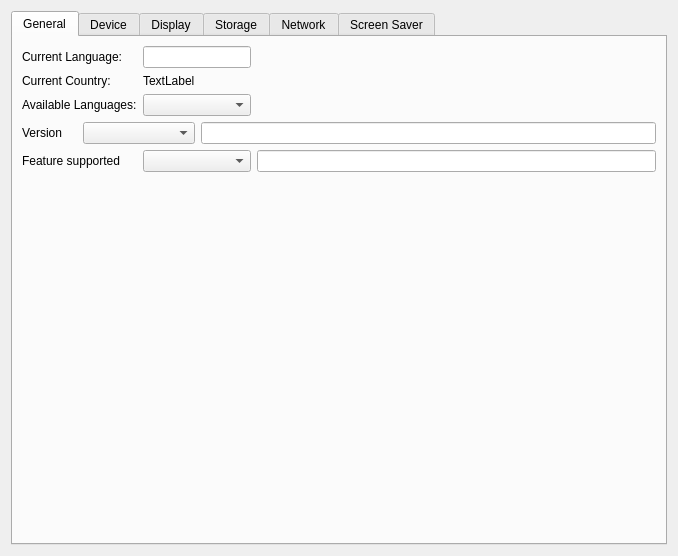
First picture: the form in examples/sysinfo/dialog.ui, repository qtproject/qt-mobility, before the edit.
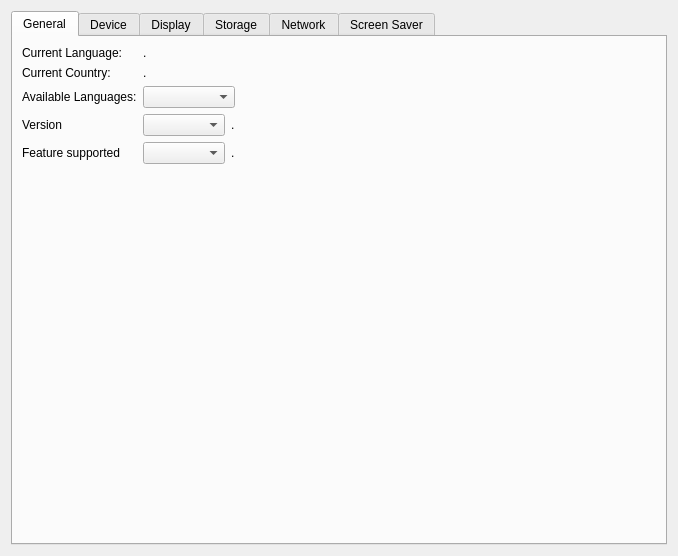
Second picture: the form after the edit. Icons and pictures are not drawn.

Commit message: convert to labels. editline not needed

The edit to the form file:
```diff
--- a/examples/sysinfo/dialog.ui
+++ b/examples/sysinfo/dialog.ui
@@ -31,16 +31,10 @@
          </property>
         </widget>
        </item>
-       <item row="0" column="2" colspan="2">
-        <widget class="QLineEdit" name="curLanguageLineEdit">
-         <property name="mouseTracking">
-          <bool>false</bool>
-         </property>
-         <property name="focusPolicy">
-          <enum>Qt::NoFocus</enum>
-         </property>
-         <property name="acceptDrops">
-          <bool>false</bool>
+       <item row="0" column="2">
+        <widget class="QLabel" name="currentLanguageLabel">
+         <property name="text">
+          <string>.</string>
          </property>
         </widget>
        </item>
@@ -54,7 +48,7 @@
        <item row="1" column="2">
         <widget class="QLabel" name="countryCodeLabel">
          <property name="text">
-          <string>TextLabel</string>
+          <string>.</string>
          </property>
         </widget>
        </item>
@@ -68,6 +62,19 @@
        <item row="2" column="2" colspan="2">
         <widget class="QComboBox" name="languagesComboBox"/>
        </item>
+       <item row="2" column="4">
+        <spacer name="horizontalSpacer">
+         <property name="orientation">
+          <enum>Qt::Horizontal</enum>
+         </property>
+         <property name="sizeHint" stdset="0">
+          <size>
+           <width>329</width>
+           <height>20</height>
+          </size>
+         </property>
+        </spacer>
+       </item>
        <item row="3" column="0">
         <widget class="QLabel" name="label_30">
          <property name="text">
@@ -75,7 +82,7 @@
          </property>
         </widget>
        </item>
-       <item row="3" column="1" colspan="2">
+       <item row="3" column="2">
         <widget class="QComboBox" name="versionComboBox">
          <item>
           <property name="text">
@@ -99,16 +106,10 @@
          </item>
         </widget>
        </item>
-       <item row="3" column="3" colspan="2">
-        <widget class="QLineEdit" name="versionLineEdit">
-         <property name="mouseTracking">
-          <bool>false</bool>
-         </property>
-         <property name="focusPolicy">
-          <enum>Qt::NoFocus</enum>
-         </property>
-         <property name="acceptDrops">
-          <bool>false</bool>
+       <item row="3" column="3">
+        <widget class="QLabel" name="versionLabel">
+         <property name="text">
+          <string>.</string>
          </property>
         </widget>
        </item>
@@ -119,7 +120,7 @@
          </property>
         </widget>
        </item>
-       <item row="4" column="2" colspan="2">
+       <item row="4" column="2">
         <widget class="QComboBox" name="featureComboBox">
          <item>
           <property name="text">
@@ -193,16 +194,10 @@
          </item>
         </widget>
        </item>
-       <item row="4" column="4">
-        <widget class="QLineEdit" name="featuresLineEdit">
-         <property name="mouseTracking">
-          <bool>false</bool>
-         </property>
-         <property name="focusPolicy">
-          <enum>Qt::NoFocus</enum>
-         </property>
-         <property name="acceptDrops">
-          <bool>false</bool>
+       <item row="4" column="3">
+        <widget class="QLabel" name="featuresLabel">
+         <property name="text">
+          <string>.</string>
          </property>
         </widget>
        </item>
```
The commit also changes 3 other files.
